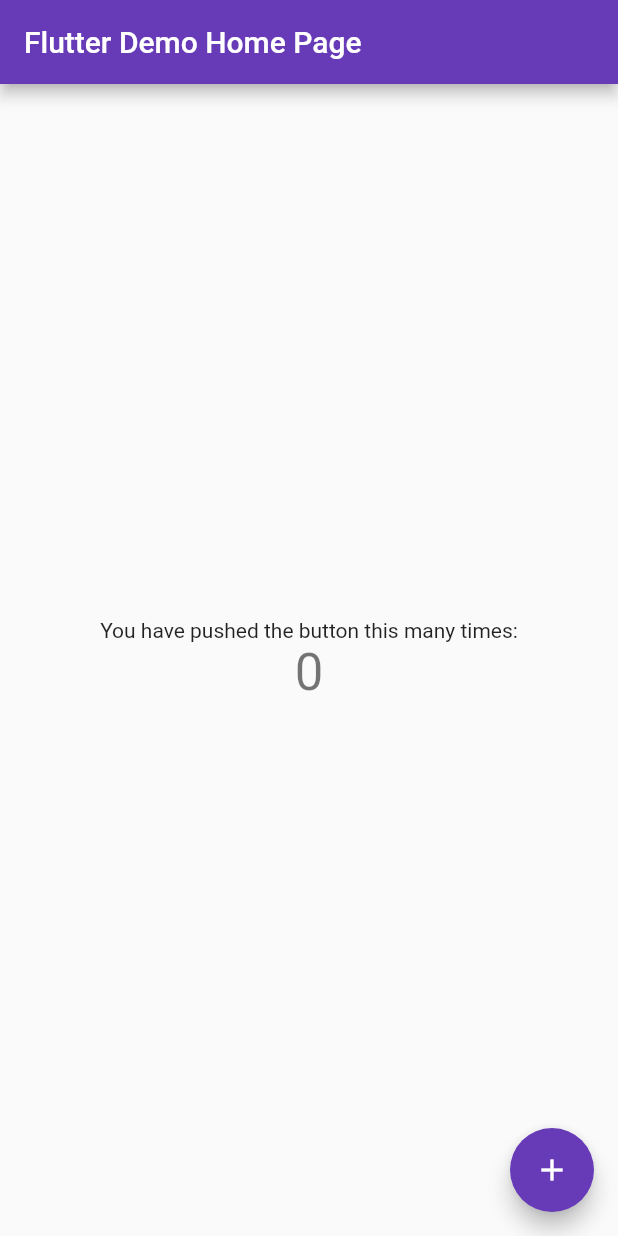
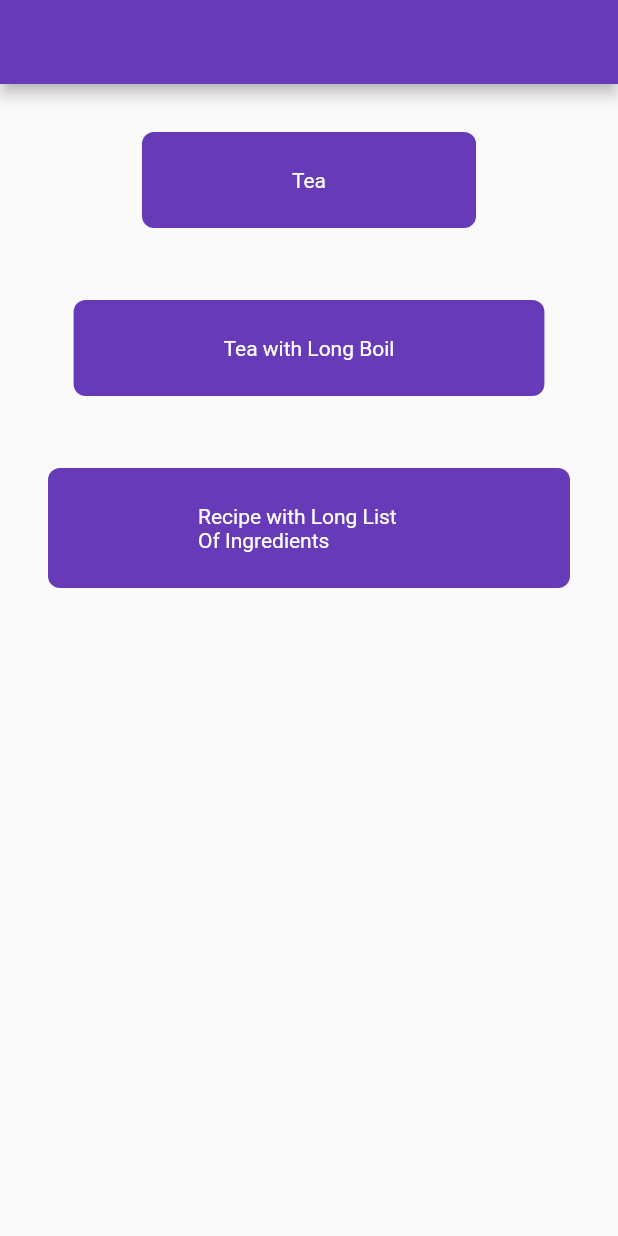
Before and after one commit to PoojaB26/WidgetTestingForDummies, a Flutter app: the screen it shows after launch, on a phone screen of 412 x 824 dp. Run offline on Flutter 3.47's test engine with Material 2 defaults, Android fonts, the phone set to English and light mode, and no system bars.

Commit message:
Tea Recipe added + tests

```diff
--- a/lib/main.dart
+++ b/lib/main.dart
@@ -1,4 +1,8 @@
 import 'package:flutter/material.dart';
+import 'package:test_food_with_flutter/recipe_list.dart';
+import 'package:test_food_with_flutter/recipes/tea.dart';
+import 'package:test_food_with_flutter/recipes/tea_2.dart';
+import 'package:test_food_with_flutter/recipes/tea_3.dart';
 
 void main() {
   runApp(MyApp());
@@ -11,103 +15,15 @@
     return MaterialApp(
       title: 'Flutter Demo',
       theme: ThemeData(
-        // This is the theme of your application.
-        //
-        // Try running your application with "flutter run". You'll see the
-        // application has a blue toolbar. Then, without quitting the app, try
-        // changing the primarySwatch below to Colors.green and then invoke
-        // "hot reload" (press "r" in the console where you ran "flutter run",
-        // or simply save your changes to "hot reload" in a Flutter IDE).
-        // Notice that the counter didn't reset back to zero; the application
-        // is not restarted.
         primarySwatch: Colors.deepPurple,
       ),
-      home: MyHomePage(title: 'Flutter Demo Home Page'),
+      initialRoute: '/',
+      routes: {
+        'tea': (context) => TeaRecipe(),
+        'tea2': (context) => TeaRecipeWithLongBoil(),
+        'tea3': (context) => RecipeWithLongList(),
+      },
+      home: Scaffold(appBar: AppBar(), body: RecipeList()),
     );
   }
 }
-
-class MyHomePage extends StatefulWidget {
-  MyHomePage({Key key, this.title}) : super(key: key);
-
-  // This widget is the home page of your application. It is stateful, meaning
-  // that it has a State object (defined below) that contains fields that affect
-  // how it looks.
-
-  // This class is the configuration for the state. It holds the values (in this
-  // case the title) provided by the parent (in this case the App widget) and
-  // used by the build method of the State. Fields in a Widget subclass are
-  // always marked "final".
-
-  final String title;
-
-  @override
-  _MyHomePageState createState() => _MyHomePageState();
-}
-
-class _MyHomePageState extends State<MyHomePage> {
-  int _counter = 0;
-
-  void _incrementCounter() {
-    setState(() {
-      // This call to setState tells the Flutter framework that something has
-      // changed in this State, which causes it to rerun the build method below
-      // so that the display can reflect the updated values. If we changed
-      // _counter without calling setState(), then the build method would not be
-      // called again, and so nothing would appear to happen.
-      _counter++;
-    });
-  }
-
-  @override
-  Widget build(BuildContext context) {
-    // This method is rerun every time setState is called, for instance as done
-    // by the _incrementCounter method above.
-    //
-    // The Flutter framework has been optimized to make rerunning build methods
-    // fast, so that you can just rebuild anything that needs updating rather
-    // than having to individually change instances of widgets.
-    return Scaffold(
-      appBar: AppBar(
-        // Here we take the value from the MyHomePage object that was created by
-        // the App.build method, and use it to set our appbar title.
-        title: Text(widget.title),
-      ),
-      body: Center(
-        // Center is a layout widget. It takes a single child and positions it
-        // in the middle of the parent.
-        child: Column(
-          // Column is also a layout widget. It takes a list of children and
-          // arranges them vertically. By default, it sizes itself to fit its
-          // children horizontally, and tries to be as tall as its parent.
-          //
-          // Invoke "debug painting" (press "p" in the console, choose the
-          // "Toggle Debug Paint" action from the Flutter Inspector in Android
-          // Studio, or the "Toggle Debug Paint" command in Visual Studio Code)
-          // to see the wireframe for each widget.
-          //
-          // Column has various properties to control how it sizes itself and
-          // how it positions its children. Here we use mainAxisAlignment to
-          // center the children vertically; the main axis here is the vertical
-          // axis because Columns are vertical (the cross axis would be
-          // horizontal).
-          mainAxisAlignment: MainAxisAlignment.center,
-          children: <Widget>[
-            Text(
-              'You have pushed the button this many times:',
-            ),
-            Text(
-              '$_counter',
-              style: Theme.of(context).textTheme.headline4,
-            ),
-          ],
-        ),
-      ),
-      floatingActionButton: FloatingActionButton(
-        onPressed: _incrementCounter,
-        tooltip: 'Increment',
-        child: Icon(Icons.add),
-      ), // This trailing comma makes auto-formatting nicer for build methods.
-    );
-  }
-}
--- /dev/null
+++ b/lib/recipe_list.dart
@@ -0,0 +1,49 @@
+import 'package:flutter/material.dart';
+
+class RecipeList extends StatelessWidget {
+  @override
+  Widget build(BuildContext context) {
+    return Scaffold(
+      body: Padding(
+        padding: const EdgeInsets.all(8.0),
+        child: Center(
+          child: Column(
+            mainAxisSize: MainAxisSize.max,
+            crossAxisAlignment: CrossAxisAlignment.center,
+            children: [
+              RecipeButton('tea', 'Tea'),
+              RecipeButton('tea2', 'Tea with Long Boil'),
+              RecipeButton('tea3', 'Recipe with Long List Of Ingredients'),
+            ],
+          ),
+        ),
+      ),
+    );
+  }
+}
+
+class RecipeButton extends StatelessWidget {
+  final String recipeName;
+  final String keyName;
+
+  RecipeButton(this.keyName, this.recipeName) : super(key: Key(keyName));
+
+  @override
+  Widget build(BuildContext context) {
+    return InkWell(
+      onTap: () {
+        Navigator.of(context).pushNamed('$keyName');
+      },
+      child: Container(
+        margin: EdgeInsets.all(24),
+        padding: EdgeInsets.all(24).copyWith(right: 100, left: 100),
+        decoration: BoxDecoration(
+            color: Colors.deepPurple, borderRadius: BorderRadius.circular(8)),
+        child: Text(
+          '$recipeName',
+          style: TextStyle(color: Colors.white),
+        ),
+      ),
+    );
+  }
+}
--- /dev/null
+++ b/lib/recipes/constants.dart
@@ -0,0 +1,23 @@
+
+import 'package:flutter/widgets.dart';
+
+const num WATER_ACTUAL = 1;
+const num MILK_ACTUAL = 3.4;
+const num TEA_POWDER_ACTUAL = 1;
+const num SUGAR_ACTUAL = 1;
+
+const String ANS_BLACK_TEA = "Black Tea Ready!";
+const String ANS_SUGAR_HIGH = "Here's your tea with sugar high!";
+const String ANS_SUGAR_LOW = "Here's your low-sugar Diabetic Tea";
+const String ANS_PERFECT_MILK_TEA = "This is a perfect milk tea! ";
+const String ANS_LIGHT_TEA = "This is not how a perfect tea should look like!";
+
+final TextEditingController waterController = TextEditingController(text: "0");
+
+final TextEditingController milkController = TextEditingController(text: "0");
+
+final TextEditingController teaPowderController =
+TextEditingController(text: "0");
+
+final TextEditingController sugarController = TextEditingController(text: "0");
+String messageText = 'START';
```
Also changed, not shown: lib/recipes/tea.dart (added, +124 -0 lines), lib/recipes/tea_2.dart (added, +116 -0 lines), lib/recipes/tea_3.dart (added, +125 -0 lines), 1 other file.
